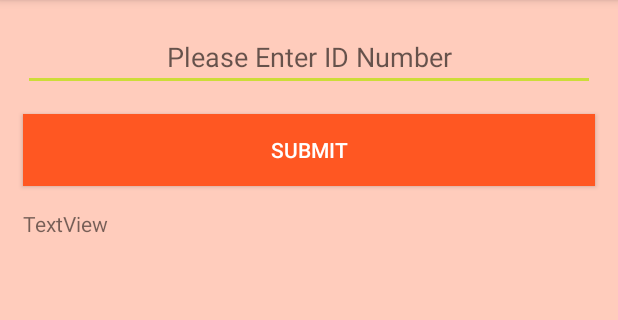
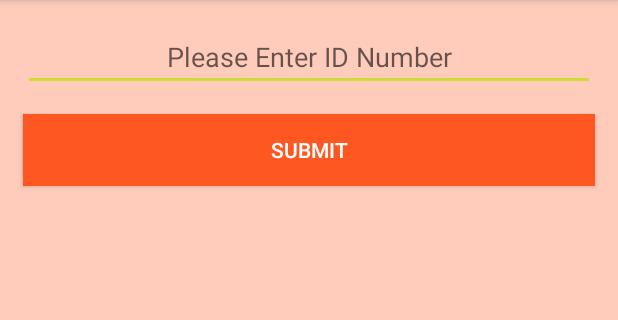
Before and after one commit to shivamyadav37/Magic_ID_Application, an Android app: the screen it shows after launch (MainActivity), on a phone screen of 412 x 824 dp, the part 84-404 px from its top. Run offline under Robolectric (Android 15) with nearby library versions, the phone set to English and light mode, and no system bars.

Commit message:
initial commit

```diff
--- a/app/src/main/java/com/example/magicidapplication/MainActivity.java
+++ b/app/src/main/java/com/example/magicidapplication/MainActivity.java
@@ -15,6 +15,7 @@ public class MainActivity extends AppCompatActivity {
     TextView tvResults;
 
 
+
     @Override
     protected void onCreate(Bundle savedInstanceState) {
         super.onCreate(savedInstanceState);
@@ -22,6 +23,8 @@ public class MainActivity extends AppCompatActivity {
         etID = findViewById(R.id.etID);
         btnSubmit = findViewById(R.id.btnSubmit);
         tvResults = findViewById(R.id.tvResults);
+
+        tvResults.setVisibility(View.GONE);
 
         btnSubmit.setOnClickListener(new View.OnClickListener() {
             @Override
```
